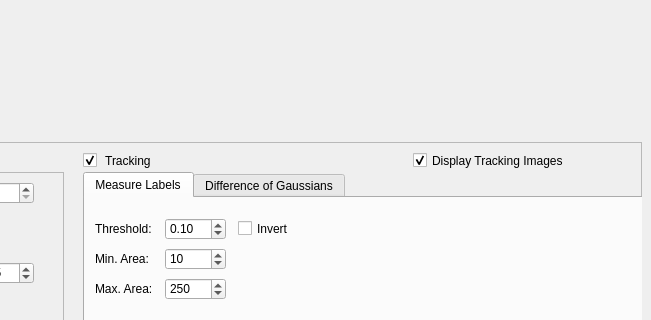
The window that TrackerLab.ui (Molecular-Nanophotonics/TrackerLab) describes before a commit, drawn with Qt 5; both pictures show x 476 to 1127 and y 136 to 456 of the 1127 by 811 pixel window.
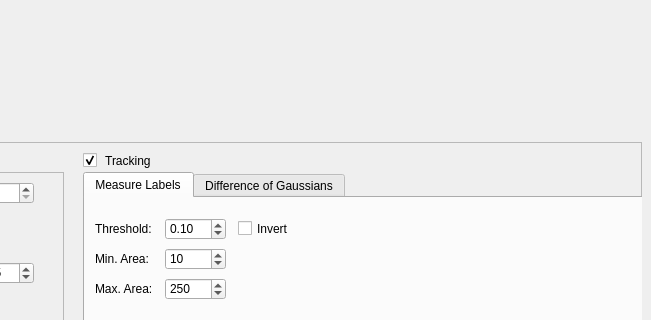
The same window after the commit.

Commit message: Removed Display Check Box

```diff
--- a/TrackerLab.ui
+++ b/TrackerLab.ui
@@ -539,7 +539,7 @@
         <rect>
          <x>550</x>
          <y>10</y>
-         <width>201</width>
+         <width>231</width>
          <height>17</height>
         </rect>
        </property>
@@ -550,25 +550,6 @@
         <bool>true</bool>
        </property>
       </widget>
-      <widget class="QCheckBox" name="displayCheckBox">
-       <property name="geometry">
-        <rect>
-         <x>880</x>
-         <y>8</y>
-         <width>161</width>
-         <height>21</height>
-        </rect>
-       </property>
-       <property name="layoutDirection">
-        <enum>Qt::LeftToRight</enum>
-       </property>
-       <property name="text">
-        <string>Display Tracking Images</string>
-       </property>
-       <property name="checked">
-        <bool>true</bool>
-       </property>
-      </widget>
      </widget>
     </item>
     <item>
```
The commit also changes 2 other files.
